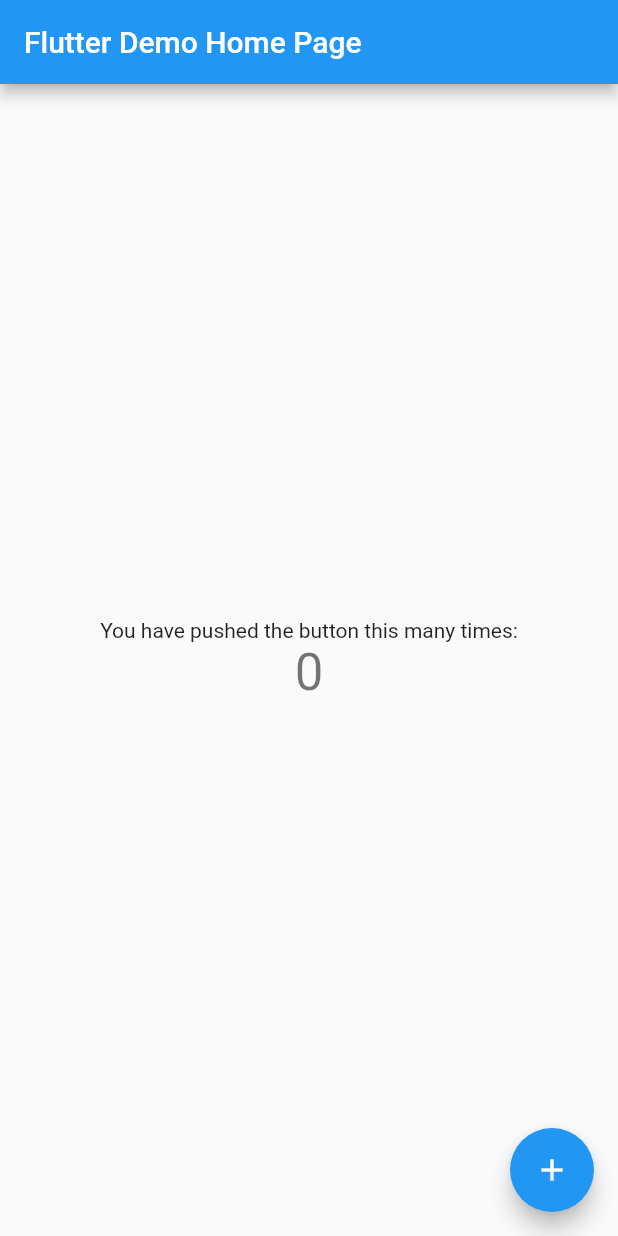
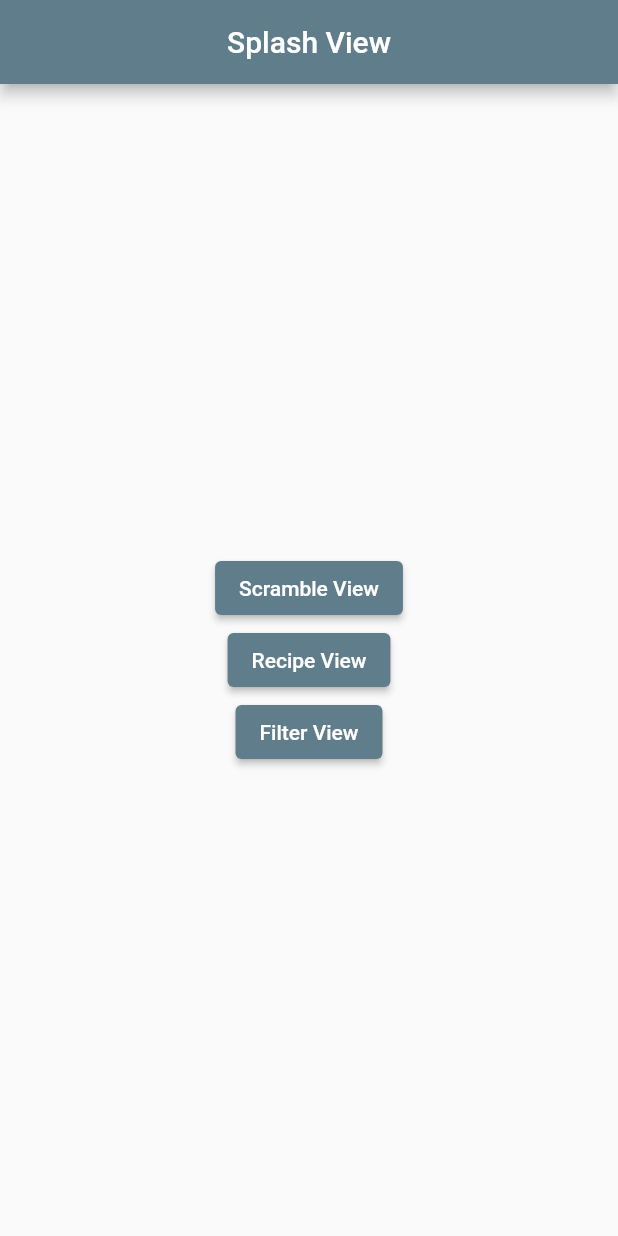
Before and after one commit to gu-tig333-ht22/Foodado-Recipe-App, a Flutter app: the screen it shows after launch, on a phone screen of 412 x 824 dp. Run offline on Flutter 3.47's test engine with Material 2 defaults, Android fonts, the phone set to English and light mode, and no system bars.

Commit message:
file structure

```diff
--- /dev/null
+++ b/lib/constants/routes.dart
@@ -0,0 +1,4 @@
+const splashViewRoute = '/splash_view';
+const scrambleViewRoute = '/scramble_view';
+const filterViewRoute = '/filter_view.dart';
+const recipeViewRoute = '/recipe_view';
--- a/lib/main.dart
+++ b/lib/main.dart
@@ -1,4 +1,9 @@
 import 'package:flutter/material.dart';
+import '/constants/routes.dart';
+import 'views/filter_view.dart';
+import 'views/recipe_view.dart';
+import 'views/scramble_view.dart';
+import 'views/splash_view.dart';
 
 void main() {
   runApp(const MyApp());
@@ -11,105 +16,17 @@
   @override
   Widget build(BuildContext context) {
     return MaterialApp(
-      title: 'Flutter Demo',
       theme: ThemeData(
-        // This is the theme of your application.
-        //
-        // Try running your application with "flutter run". You'll see the
-        // application has a blue toolbar. Then, without quitting the app, try
-        // changing the primarySwatch below to Colors.green and then invoke
-        // "hot reload" (press "r" in the console where you ran "flutter run",
-        // or simply save your changes to "hot reload" in a Flutter IDE).
-        // Notice that the counter didn't reset back to zero; the application
-        // is not restarted.
-        primarySwatch: Colors.blue,
+        primarySwatch: Colors.blueGrey,
       ),
-      home: const MyHomePage(title: 'Flutter Demo Home Page'),
+      home: const SplashView(),
+      debugShowCheckedModeBanner: false,
+      routes: {
+        splashViewRoute: (context) => const SplashView(),
+        scrambleViewRoute: (context) => const ScrambleView(),
+        filterViewRoute: (context) => const FilterView(),
+        recipeViewRoute: (context) => const RecipeView(),
+      },
     );
   }
 }
-
-class MyHomePage extends StatefulWidget {
-  const MyHomePage({Key? key, required this.title}) : super(key: key);
-
-  // This widget is the home page of your application. It is stateful, meaning
-  // that it has a State object (defined below) that contains fields that affect
-  // how it looks.
-
-  // This class is the configuration for the state. It holds the values (in this
-  // case the title) provided by the parent (in this case the App widget) and
-  // used by the build method of the State. Fields in a Widget subclass are
-  // always marked "final".
-
-  final String title;
-
-  @override
-  State<MyHomePage> createState() => _MyHomePageState();
-}
-
-class _MyHomePageState extends State<MyHomePage> {
-  int _counter = 0;
-
-  void _incrementCounter() {
-    setState(() {
-      // This call to setState tells the Flutter framework that something has
-      // changed in this State, which causes it to rerun the build method below
-      // so that the display can reflect the updated values. If we changed
-      // _counter without calling setState(), then the build method would not be
-      // called again, and so nothing would appear to happen.
-      _counter++;
-    });
-  }
-
-  @override
-  Widget build(BuildContext context) {
-    // This method is rerun every time setState is called, for instance as done
-    // by the _incrementCounter method above.
-    //
-    // The Flutter framework has been optimized to make rerunning build methods
-    // fast, so that you can just rebuild anything that needs updating rather
-    // than having to individually change instances of widgets.
-    return Scaffold(
-      appBar: AppBar(
-        // Here we take the value from the MyHomePage object that was created by
-        // the App.build method, and use it to set our appbar title.
-        title: Text(widget.title),
-      ),
-      body: Center(
-        // Center is a layout widget. It takes a single child and positions it
-        // in the middle of the parent.
-        child: Column(
-          // Column is also a layout widget. It takes a list of children and
-          // arranges them vertically. By default, it sizes itself to fit its
-          // children horizontally, and tries to be as tall as its parent.
-          //
-          // Invoke "debug painting" (press "p" in the console, choose the
-          // "Toggle Debug Paint" action from the Flutter Inspector in Android
-          // Studio, or the "Toggle Debug Paint" command in Visual Studio Code)
-          // to see the wireframe for each widget.
-          //
-          // Column has various properties to control how it sizes itself and
-          // how it positions its children. Here we use mainAxisAlignment to
-          // center the children vertically; the main axis here is the vertical
-          // axis because Columns are vertical (the cross axis would be
-          // horizontal).
-          mainAxisAlignment: MainAxisAlignment.center,
-          children: <Widget>[
-            const Text(
-              'You have pushed the button this many times:',
-            ),
-            Text(
-              '$_counter',
-              style: Theme.of(context).textTheme.headline4,
-            ),
-          ],
-        ),
-      ),
-      floatingActionButton: FloatingActionButton(
-        onPressed: _incrementCounter,
-        tooltip: 'Increment',
-        child: const Icon(Icons.add),
-      ), // This trailing comma makes auto-formatting nicer for build methods.
-    );
-  }
-}
--- /dev/null
+++ b/lib/views/splash_view.dart
@@ -0,0 +1,50 @@
+import 'package:flutter/material.dart';
+import '/constants/routes.dart';
+
+class SplashView extends StatefulWidget {
+  const SplashView({Key? key}) : super(key: key);
+
+  @override
+  State<SplashView> createState() => _SplashViewState();
+}
+
+class _SplashViewState extends State<SplashView> {
+  @override
+  Widget build(BuildContext context) {
+    return Scaffold(
+      appBar: AppBar(
+        title: Center(
+          child: Text(
+            'Splash View',
+          ),
+        ),
+      ),
+      body: Center(
+        //buttons to navigate to other views
+        child: Column(
+          mainAxisAlignment: MainAxisAlignment.center,
+          children: [
+            ElevatedButton(
+              onPressed: () {
+                Navigator.of(context).pushNamed(scrambleViewRoute);
+              },
+              child: Text('Scramble View'),
+            ),
+            ElevatedButton(
+              onPressed: () {
+                Navigator.of(context).pushNamed(recipeViewRoute);
+              },
+              child: Text('Recipe View'),
+            ),
+            ElevatedButton(
+              onPressed: () {
+                Navigator.of(context).pushNamed(filterViewRoute);
+              },
+              child: Text('Filter View'),
+            ),
+          ],
+        ),
+      ),
+    );
+  }
+}
--- a/pubspec.yaml
+++ b/pubspec.yaml
@@ -1,4 +1,4 @@
-name: flutter_application_1
+name: grupp_5
 description: A new Flutter project.
 
 # The following line prevents the package from being accidentally published to
```
Also changed, not shown: lib/views/filter_view.dart (added, +28 -0 lines), lib/views/recipe_view.dart (added, +28 -0 lines), lib/views/scramble_view.dart (added, +28 -0 lines), pubspec.lock.
